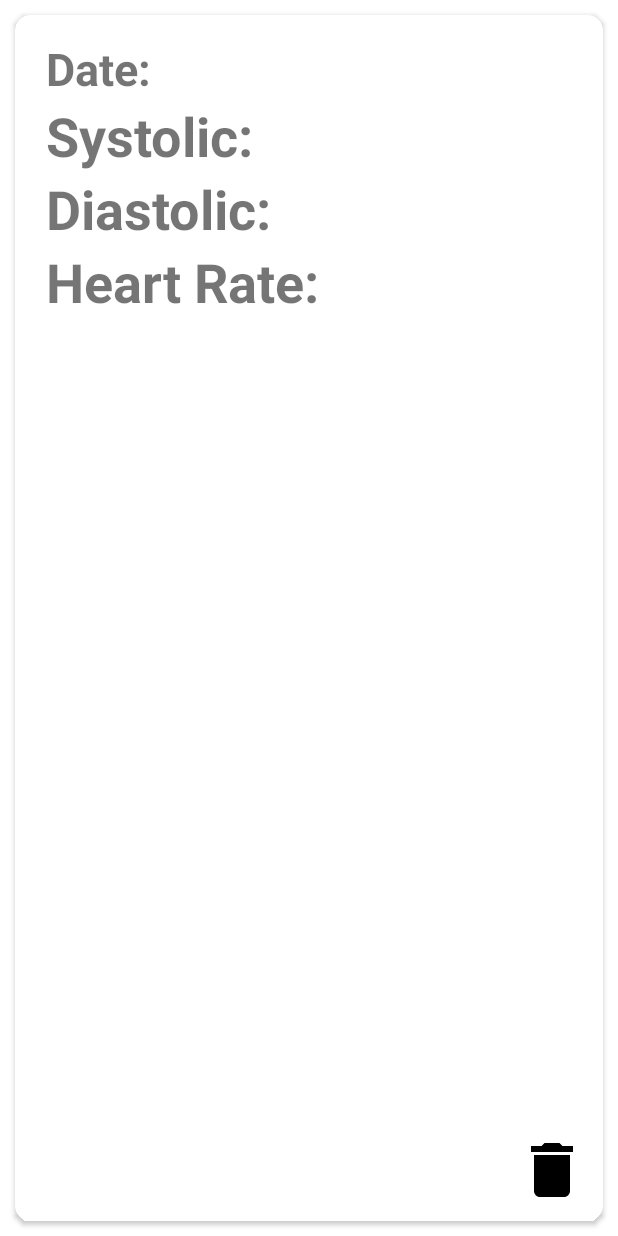
After one commit to Wolfpack075/CardiacMonitor, an Android app: the layout patientsdata_row.xml on its own in the app's theme, with its tools: preview values and no code run, on a phone screen of 412 x 824 dp. The commit adds this screen. Run offline under Robolectric (Android 15) with nearby library versions, the phone set to English and light mode, and no system bars.

Commit message:
1. Finished The MainActivity.java And created the both ViewActivity.java and AddActivity.java to finish later. 2. Created the CustomAdapter to get data through the UI components from user. 3. Created the patientsdata_row.xml layout to pass the component IDs to CustomAdapter.java

```diff
--- a/app/build.gradle
+++ b/app/build.gradle
@@ -26,6 +26,7 @@ android {
         sourceCompatibility JavaVersion.VERSION_1_8
         targetCompatibility JavaVersion.VERSION_1_8
     }
+    namespace 'com.example.cardiacmonitor'
 }
 
 dependencies {
@@ -35,5 +36,8 @@ dependencies {
     implementation 'androidx.constraintlayout:constraintlayout:2.1.4'
     testImplementation 'junit:junit:4.13.2'
     androidTestImplementation 'androidx.test.ext:junit:1.1.5'
+    implementation 'androidx.test.espresso:espresso-contrib:3.5.0-alpha04'
     androidTestImplementation 'androidx.test.espresso:espresso-core:3.5.1'
+    implementation  'androidx.test:rules:1.2.0'
+    implementation 'com.google.code.gson:gson:2.9.0'
 }
--- a/app/src/main/AndroidManifest.xml
+++ b/app/src/main/AndroidManifest.xml
@@ -12,6 +12,12 @@
         android:supportsRtl="true"
         android:theme="@style/Theme.CardiacMonitor"
         tools:targetApi="31">
+        <activity
+            android:name=".ViewActivity"
+            android:exported="false" />
+        <activity
+            android:name=".AddActivity"
+            android:exported="false" />
         <activity
             android:name=".MainActivity"
             android:exported="false" />
--- /dev/null
+++ b/app/src/main/res/layout/patientsdata_row.xml
@@ -0,0 +1,79 @@
+<?xml version="1.0" encoding="utf-8"?>
+<RelativeLayout xmlns:android="http://schemas.android.com/apk/res/android"
+    android:layout_width="match_parent"
+    android:layout_height="wrap_content"
+    xmlns:app="http://schemas.android.com/apk/res-auto">
+
+    <androidx.cardview.widget.CardView
+        android:id="@+id/llContainerCardView"
+        android:layout_width="match_parent"
+        android:layout_height="wrap_content"
+        android:layout_marginTop="12dp"
+        android:layout_margin="10dp"
+        app:cardCornerRadius="10dp">
+        <RelativeLayout
+            android:layout_width="wrap_content"
+            android:background= "@color/white"
+            android:layout_margin="10dp"
+            android:layout_height="match_parent">
+
+            <LinearLayout
+                android:layout_width="match_parent"
+                android:layout_height="match_parent"
+                android:orientation="vertical"
+                android:padding="5dp">
+
+                <TextView
+                    android:id="@+id/data_date_txt"
+                    android:layout_width="match_parent"
+                    android:layout_height="wrap_content"
+                    android:layout_marginLeft="5dp"
+                    android:text="Date: "
+                    android:textSize="30sp"
+                    android:textStyle="bold"
+                    app:autoSizeTextType="uniform" />
+
+                <TextView
+                    android:id="@+id/data_systolic_txt"
+                    android:layout_width="match_parent"
+                    android:layout_height="wrap_content"
+                    android:layout_marginLeft="5dp"
+                    android:text="Systolic: "
+                    android:textSize="36sp"
+                    app:autoSizeTextType="uniform"
+                    android:textStyle="bold"/>
+
+                <TextView
+                    android:id="@+id/data_diastolic_txt"
+                    android:layout_width="match_parent"
+                    android:layout_height="wrap_content"
+                    android:layout_marginLeft="5dp"
+                    android:text="Diastolic: "
+                    android:textSize="36sp"
+                    android:textStyle="bold"
+                    app:autoSizeTextType="uniform" />
+
+                <TextView
+                    android:id="@+id/data_heartrate_txt"
+                    android:layout_width="match_parent"
+                    android:layout_height="wrap_content"
+                    android:layout_marginLeft="5dp"
+                    android:text="Heart Rate: "
+                    android:textSize="36sp"
+                    android:textStyle="bold"
+                    app:autoSizeTextType="uniform" />
+
+            </LinearLayout>
+
+
+            <ImageView
+                android:id="@+id/deleteButton"
+                android:layout_width="48dp"
+                android:layout_height="48dp"
+                android:layout_alignParentRight="true"
+                android:layout_alignParentBottom="true"
+                android:background="@drawable/ic_delete_24" />
+        </RelativeLayout>
+
+    </androidx.cardview.widget.CardView>
+</RelativeLayout>
```
Also changed, not shown: app/src/main/java/com/example/cardiacmonitor/AddActivity.java (added, +14 -0 lines), app/src/main/java/com/example/cardiacmonitor/MainActivity.java (+116 -1 lines), app/src/main/java/com/example/cardiacmonitor/ViewActivity.java (added, +14 -0 lines), app/src/main/java/com/example/cardiacmonitor/adapter/CustomAdapter.java (added, +148 -0 lines), app/src/main/res/layout/activity_add.xml (added, +9 -0 lines), app/src/main/res/layout/activity_view.xml (added, +9 -0 lines).
